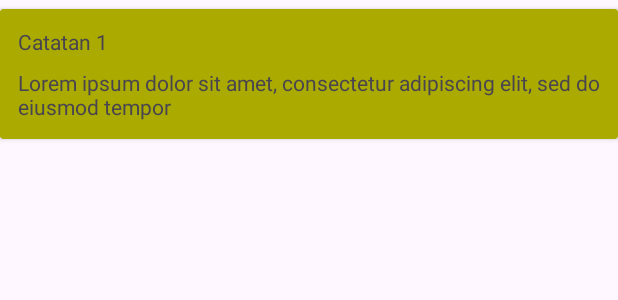
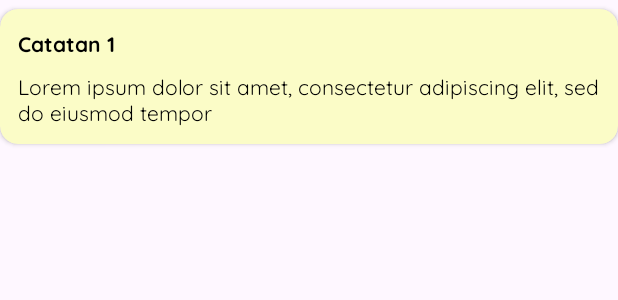
Before and after one commit to maszhar/catatan-cepat, an Android app: the layout item_note_card.xml on its own in the app's theme, with its tools: preview values and no code run, on a phone screen of 412 x 824 dp. Shown: the top 300 px of the screen. Run offline under Robolectric (Android 15) with nearby library versions, the phone set to English and light mode, and no system bars.

Commit message:
feat: card style

```diff
--- a/app/src/main/res/layout/item_note_card.xml
+++ b/app/src/main/res/layout/item_note_card.xml
@@ -7,8 +7,7 @@
         android:layout_width="match_parent"
         android:layout_height="wrap_content"
         android:layout_marginTop="6dp"
-        android:layout_marginBottom="6dp"
-        android:backgroundTint="#aaaa00">
+        android:layout_marginBottom="6dp">
 
         <androidx.constraintlayout.widget.ConstraintLayout
             android:layout_width="match_parent"
@@ -18,6 +17,7 @@
             <TextView
                 android:id="@+id/note_title_text"
                 android:layout_width="0dp"
+                android:fontFamily="@font/quicksand_bold"
                 android:layout_height="wrap_content"
                 app:layout_constraintEnd_toEndOf="parent"
                 app:layout_constraintStart_toStartOf="parent"
--- a/app/src/main/res/values/themes.xml
+++ b/app/src/main/res/values/themes.xml
@@ -5,6 +5,9 @@
         <!-- <item name="colorPrimary">@color/my_light_primary</item> -->
         <item name="floatingActionButtonStyle">@style/MyFabStyle</item>
         <item name="toolbarStyle">@style/MyToolbarStyle</item>
+        <item name="cardViewStyle">@style/MyCardStyle</item>
+        <item name="android:fontFamily">@font/quicksand_regular</item>
+        <item name="android:textColor">@color/black</item>
     </style>
 
     <style name="MyFabStyle" parent="Widget.Material3.FloatingActionButton.Primary">
@@ -22,5 +25,10 @@
         <item name="android:textSize">26dp</item>
     </style>
 
+    <style name="MyCardStyle" parent="CardView">
+        <item name="android:backgroundTint">@color/yellowish</item>
+        <item name="cardCornerRadius">12dp</item>
+    </style>
+
     <style name="Theme.CatatanCepat" parent="Base.Theme.CatatanCepat" />
 </resources>
```
